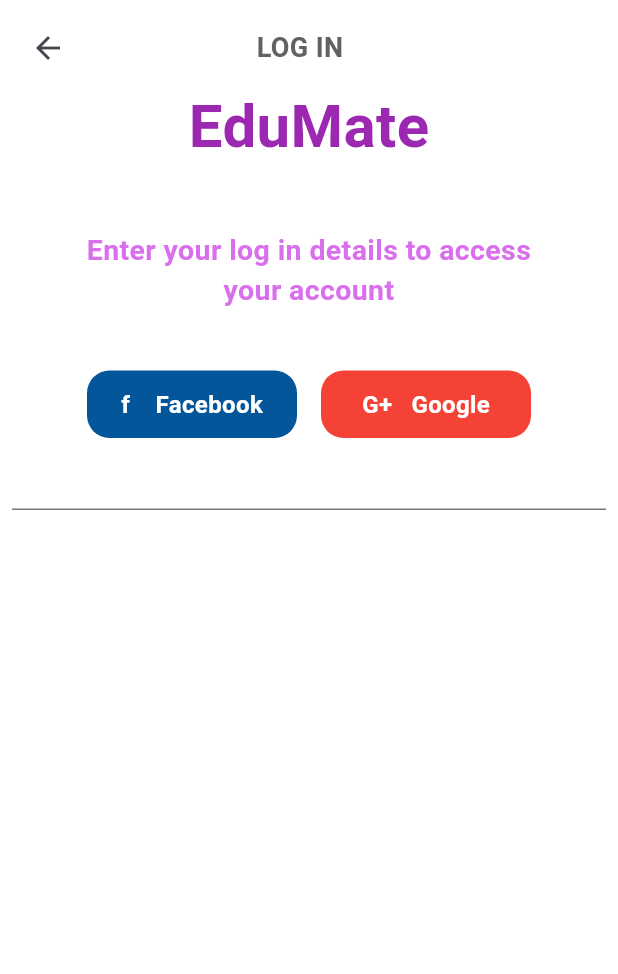
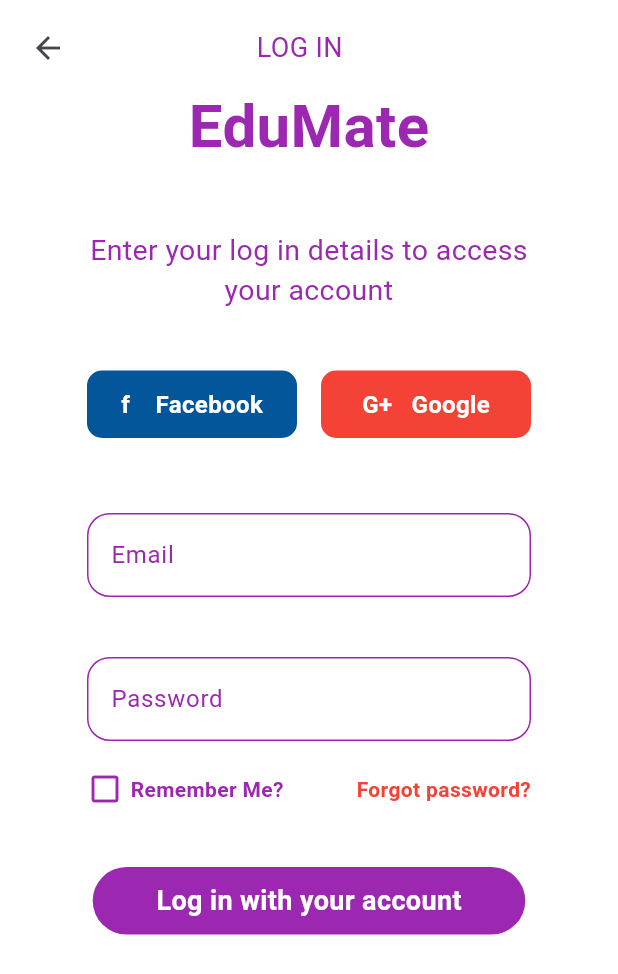
Before and after one commit to Eranga035225/learning_app_flutter, a Flutter app: the screen it shows after launch, after a tap on "Start Learning", on a phone screen of 412 x 824 dp. Shown: the top 974 px of the screen. Run offline on Flutter 3.47's test engine with Material 3 defaults, Android fonts, the phone set to English and light mode, and no system bars; our stand-ins replace logger; network calls fail.

Commit message:
developed login screen

```diff
--- a/lib/screens/login_screen.dart
+++ b/lib/screens/login_screen.dart
@@ -1,4 +1,5 @@
 import 'package:flutter/material.dart';
+import 'package:learning_app_flutter/screens/welcome_screen.dart';
 
 class LoginScreen extends StatefulWidget {
   const LoginScreen({super.key});
@@ -8,8 +9,10 @@
 }
 
 class _LoginScreenState extends State<LoginScreen> {
+
   @override
   Widget build(BuildContext context) {
+     final  size = MediaQuery.sizeOf(context);
     return Scaffold(
       backgroundColor: Colors.white,
       body: SafeArea(
@@ -26,14 +29,14 @@
                       child: BackButton()
                     ),
                     SizedBox(width:115),
-                    Text('LOG IN' , style: TextStyle(color:Colors.grey.shade700, fontSize: 18, fontWeight: FontWeight.bold),),
+                    Text('LOG IN' , style: TextStyle(color:Colors.purple, fontSize: 18),),
                   ],
                 ),
 
                 Text('EduMate', style:TextStyle(color:Colors.purple, fontSize:40, fontWeight: FontWeight.bold )),
                 Padding(
                   padding: const EdgeInsets.symmetric(horizontal: 45, vertical:40),
-                  child: Text('Enter your log in details to access your account', style:TextStyle(color:const Color.fromARGB(255, 218, 111, 237), fontSize: 19, fontWeight: FontWeight.bold), textAlign: TextAlign.center,),
+                  child: Text('Enter your log in details to access your account', style:TextStyle(color:Colors.purple, fontSize: 19), textAlign: TextAlign.center,),
                 ),
                 Padding(
                   padding: const EdgeInsets.symmetric(horizontal: 50.0),
@@ -43,7 +46,7 @@
                       width: 140,
                       decoration: BoxDecoration(
                         color: const Color.fromARGB(255, 3, 86, 154),
-                        borderRadius: BorderRadius.circular(15),
+                        borderRadius: BorderRadius.circular(10),
                       ),
                       child: Center(child: Text('f    Facebook', style:TextStyle(color:Colors.white, fontSize: 16, fontWeight: FontWeight.bold))),
 
@@ -56,7 +59,7 @@
                       width: 140,
                       decoration: BoxDecoration(
                         color: Colors.red,
-                        borderRadius: BorderRadius.circular(15),
+                        borderRadius: BorderRadius.circular(10),
                       ),
                       child: Center(child: Text('G+   Google', style:TextStyle(color:Colors.white, fontSize: 16, fontWeight: FontWeight.bold))),
 
@@ -68,11 +71,84 @@
                   ],),
                 ),
 
-                TextField(
+                Padding(
+                  padding: const EdgeInsets.only(left: 50.0,right:50.0 ,top:50,bottom:40 ),
+                  child: TextField(
+
+                    decoration: InputDecoration(
+                      focusedBorder: OutlineInputBorder(
+                        borderRadius: BorderRadius.circular(15),
+                        borderSide: BorderSide(
+                          color: Colors.purple
+                        )
+                      ),
+                      enabledBorder: OutlineInputBorder(
+                        borderRadius: BorderRadius.circular(15),
+                        borderSide: BorderSide(
+                          color: Colors.purple,
+
+
+                        )
+                      ),
+                      hintText: 'Email',
+                      hintStyle: TextStyle(
+                        color: Colors.purple
+
+                      )
+
+
+                    ),
 
 
 
-                )
+                  ),
+                ),
+                Padding(
+                  padding: const EdgeInsets.symmetric(horizontal: 50.0,),
+                  child: TextField(
+
+                    decoration: InputDecoration(
+                      focusedBorder: OutlineInputBorder(
+                        borderRadius: BorderRadius.circular(15),
+                        borderSide: BorderSide(
+                          color: Colors.purple
+                        )
+                      ),
+                      enabledBorder: OutlineInputBorder(
+                        borderRadius: BorderRadius.circular(15),
+                        borderSide: BorderSide(
+                          color: Colors.purple,
+
+
+                        )
+                      ),
+                      hintText: 'Password',
+                      hintStyle: TextStyle(
+                        color: Colors.purple
+
+                      )
+
+
+                    ),
+
+
+
+                  ),
+                ),
+                Padding(
+                  padding: const EdgeInsets.symmetric(vertical:20.0,horizontal: 50),
+                  child: Row(children: [
+                    Icon(Icons.check_box_outline_blank, color: Colors.purple,),
+                    SizedBox(width:5),
+                    Text('Remember Me?' ,style: TextStyle(color: Colors.purple, fontSize: 14, fontWeight: FontWeight.bold),)  ,
+                    Spacer(),
+                    Text('Forgot password?', style: TextStyle(color:Colors.red, fontSize: 14, fontWeight: FontWeight.bold),)
+                  ],),
+                ),
+
+                SizedBox(height:20),
+
+                CustomButton(size: size , text: 'Log in with your account'),
 
 
 
--- a/lib/screens/welcome_screen.dart
+++ b/lib/screens/welcome_screen.dart
@@ -63,7 +63,7 @@
   Widget build(BuildContext context) {
     return Container(
       height: 45,
-      width: size.width * 0.55,
+      width: size.width * 0.7,
       decoration: BoxDecoration(
         color: Colors.purple,
         borderRadius: BorderRadius.circular(50),
```
